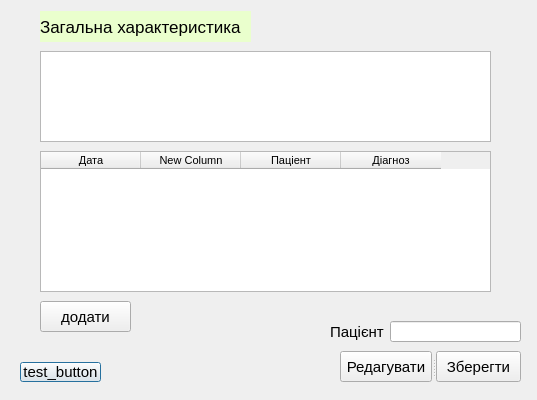
Above: case_record_edit.ui from LiquorProg/katalog before the change; both pictures show x 0 to 537 and y 219 to 619 of the 537 by 619 pixel window. Below: the same form after it.
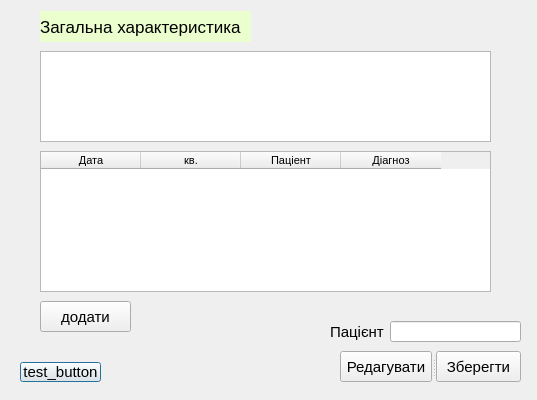
That is the form after the change.

```diff
--- a/case_record_edit.ui
+++ b/case_record_edit.ui
@@ -372,7 +372,7 @@
    </column>
    <column>
     <property name="text">
-     <string>New Column</string>
+     <string>кв.</string>
     </property>
    </column>
    <column>
```
